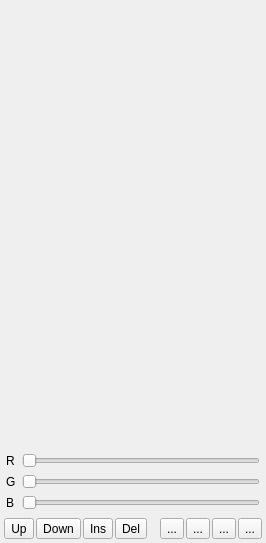
This is paletteeditdialog.ui in dvstans/MandelbrotApp as Qt 5 draws it before an edit. The edited form follows.
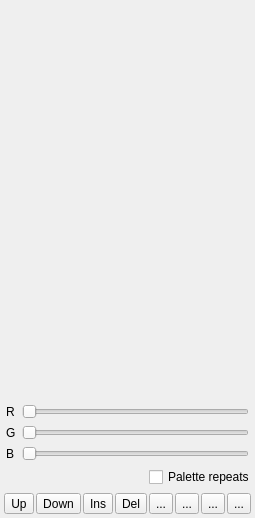
This is the edited form. Icons and pictures are not drawn.

Commit message: - Added UI for palette repeat option - Updated palette save/load for settings

```diff
--- a/paletteeditdialog.ui
+++ b/paletteeditdialog.ui
@@ -6,8 +6,8 @@
    <rect>
     <x>0</x>
     <y>0</y>
-    <width>266</width>
-    <height>543</height>
+    <width>243</width>
+    <height>518</height>
    </rect>
   </property>
   <property name="maximumSize">
@@ -21,7 +21,7 @@
   </property>
   <layout class="QVBoxLayout" name="verticalLayout">
    <property name="spacing">
-    <number>0</number>
+    <number>2</number>
    </property>
    <property name="leftMargin">
     <number>0</number>
@@ -48,8 +48,8 @@
        <rect>
         <x>0</x>
         <y>0</y>
-        <width>266</width>
-        <height>444</height>
+        <width>243</width>
+        <height>391</height>
        </rect>
       </property>
       <layout class="QVBoxLayout" name="verticalLayout_2">
@@ -60,7 +60,7 @@
         <number>4</number>
        </property>
        <property name="topMargin">
-        <number>0</number>
+        <number>4</number>
        </property>
        <property name="rightMargin">
         <number>4</number>
@@ -202,6 +202,53 @@
      </layout>
     </widget>
    </item>
+   <item>
+    <widget class="QFrame" name="frame_2">
+     <property name="frameShape">
+      <enum>QFrame::Shape::NoFrame</enum>
+     </property>
+     <property name="frameShadow">
+      <enum>QFrame::Shadow::Raised</enum>
+     </property>
+     <layout class="QHBoxLayout" name="horizontalLayout_2">
+      <property name="spacing">
+       <number>0</number>
+      </property>
+      <property name="leftMargin">
+       <number>6</number>
+      </property>
+      <property name="topMargin">
+       <number>0</number>
+      </property>
+      <property name="rightMargin">
+       <number>0</number>
+      </property>
+      <property name="bottomMargin">
+       <number>0</number>
+      </property>
+      <item>
+       <spacer name="horizontalSpacer_2">
+        <property name="orientation">
+         <enum>Qt::Orientation::Horizontal</enum>
+        </property>
+        <property name="sizeHint" stdset="0">
+         <size>
+          <width>40</width>
+          <height>20</height>
+         </size>
+        </property>
+       </spacer>
+      </item>
+      <item>
+       <widget class="QCheckBox" name="checkBoxRepeat">
+        <property name="text">
+         <string>Palette repeats</string>
+        </property>
+       </widget>
+      </item>
+     </layout>
+    </widget>
+   </item>
    <item>
     <widget class="QFrame" name="frame">
      <property name="frameShape">
```
Left out of the diff: 17 changed lines with no effect on the pictures. The commit also changes 3 other files.
